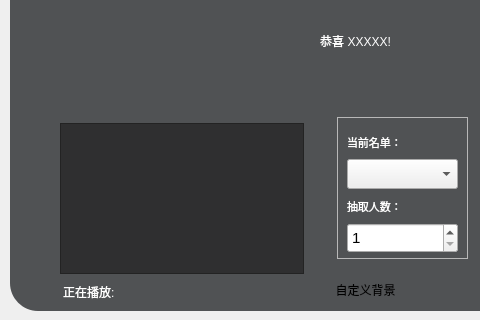
This is picker.ui in Yish1/Class-Roster-Picker-NEXT as Qt 5 draws it before an edit; both pictures show x 0 to 480 and y 90 to 410 of the 701 by 410 pixel window. The edited form follows.
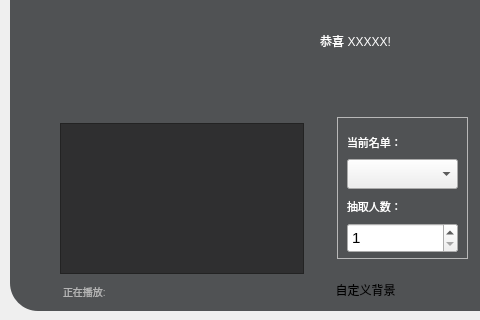
This is the edited form. Icons and pictures are not drawn.

Commit message: 调整ui

```diff
--- a/picker.ui
+++ b/picker.ui
@@ -545,14 +545,17 @@
    <property name="geometry">
     <rect>
      <x>63</x>
-     <y>372</y>
+     <y>371</y>
      <width>241</width>
      <height>20</height>
     </rect>
    </property>
    <property name="styleSheet">
     <string notr="true">QLabel {
-    color: #FFFFFF;
+    color: #B4B4B4;
+}
+* {
+    font-size: 10px;
 }</string>
    </property>
    <property name="text">
```
The commit also changes 1 other file.
